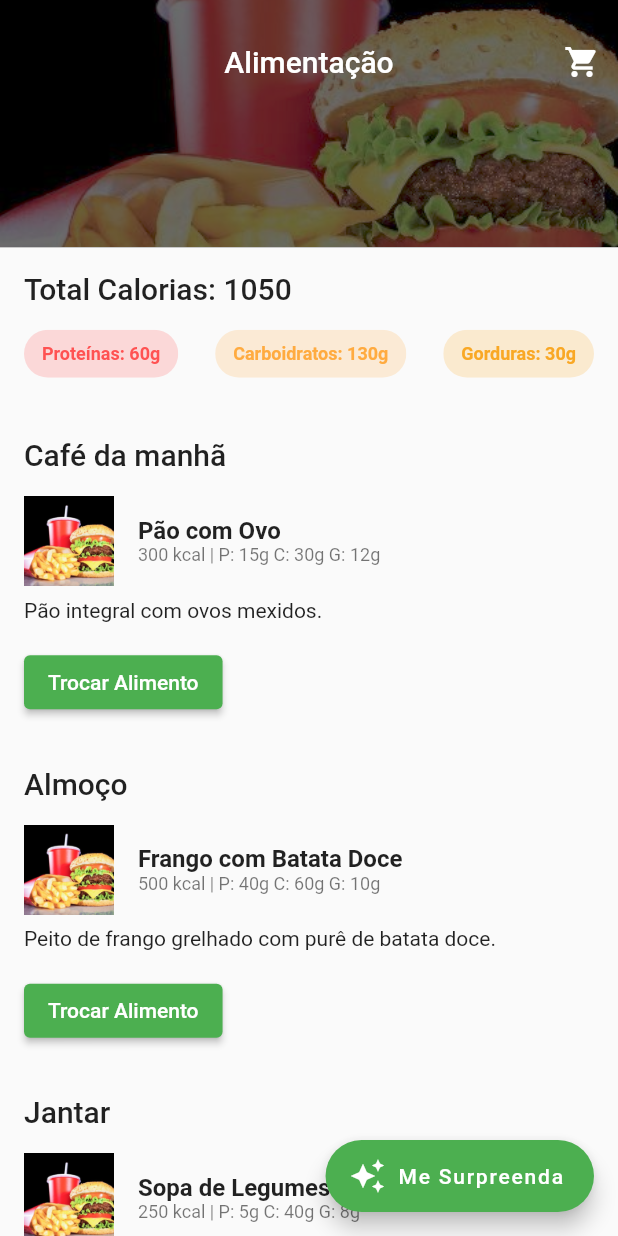
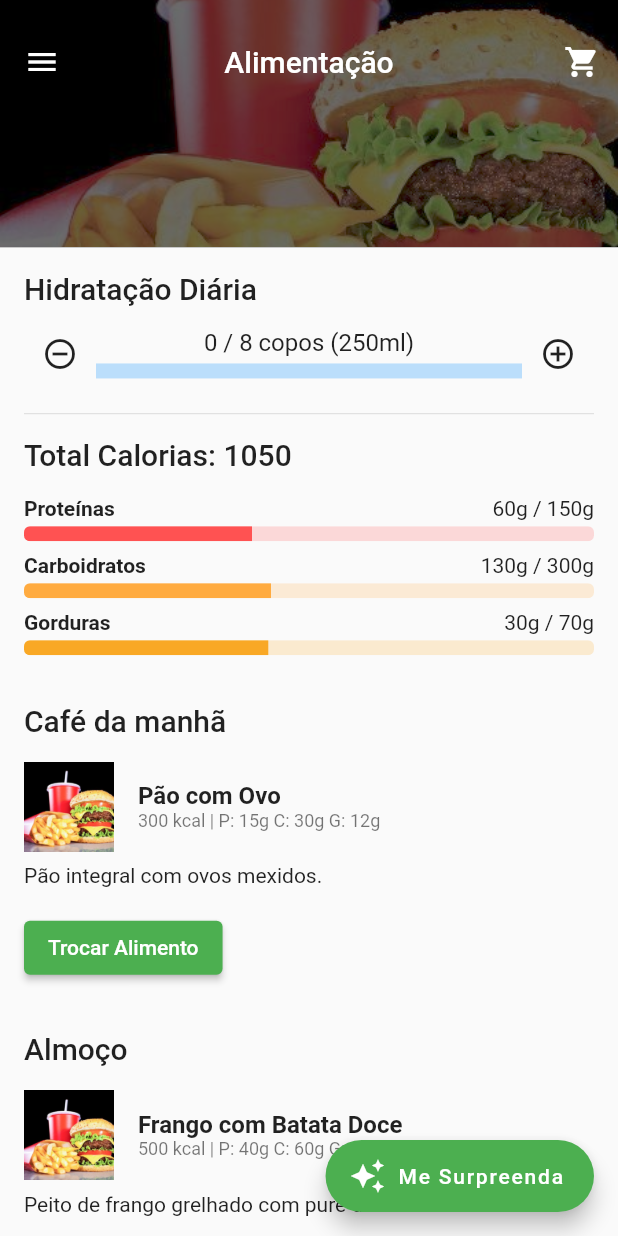
Before and after one commit to juninmd/my-food, a Flutter app: the screen it shows after launch, on a phone screen of 412 x 824 dp. Run offline on Flutter 3.47's test engine with Material 2 defaults, Android fonts, the phone set to English and light mode, and no system bars; our stand-ins replace carousel_slider.

Commit message:
Add BMI calculator, hydration tracker, and enhance UI
- Added `BMICalculatorPage` for calculating BMI.
- Added hydration tracker to `MealPage`.
- Improved macro visualization with progress bars in `MealPage`.
- Added "Copy to Clipboard" feature to `ShoppingListPage`.
- Added navigation drawer to `MealPage`.

```diff
--- a/lib/pages/meal_page.dart
+++ b/lib/pages/meal_page.dart
@@ -5,6 +5,7 @@ import 'package:flutter/material.dart';
 import '../models/meal.dart';
 import '../data/meal_data.dart';
 import 'shopping_list_page.dart';
+import 'bmi_page.dart';
 
 class MealPage extends StatefulWidget {
   const MealPage({Key? key}) : super(key: key);
@@ -17,6 +18,8 @@ class _MealPageState extends State<MealPage> {
   late Meal _breakfast;
   late Meal _lunch;
   late Meal _dinner;
+  int _waterGlasses = 0;
+  final int _targetGlasses = 8;
 
   @override
   void initState() {
@@ -58,6 +61,36 @@ class _MealPageState extends State<MealPage> {
     int totalFat = _breakfast.fat + _lunch.fat + _dinner.fat;
 
     return Scaffold(
+      drawer: Drawer(
+        child: ListView(
+          padding: EdgeInsets.zero,
+          children: [
+            const DrawerHeader(
+              decoration: BoxDecoration(
+                color: Colors.black,
+              ),
+              child: Text(
+                'Menu',
+                style: TextStyle(
+                  color: Colors.white,
+                  fontSize: 24,
+                ),
+              ),
+            ),
+            ListTile(
+              leading: const Icon(Icons.calculate),
+              title: const Text('Calculadora IMC'),
+              onTap: () {
+                Navigator.pop(context);
+                Navigator.push(
+                  context,
+                  MaterialPageRoute(builder: (context) => const BMICalculatorPage()),
+                );
+              },
+            ),
+          ],
+        ),
+      ),
       body: NestedScrollView(
         headerSliverBuilder: (context, innerBoxIsScrolled) {
           return <Widget>[
@@ -106,18 +139,60 @@ class _MealPageState extends State<MealPage> {
                   crossAxisAlignment: CrossAxisAlignment.start,
                   children: [
                     Text(
+                      'Hidratação Diária',
+                      style: Theme.of(context).textTheme.headline6,
+                    ),
+                    const SizedBox(height: 8),
+                    Row(
+                      children: [
+                        IconButton(
+                          icon: const Icon(Icons.remove_circle_outline),
+                          onPressed: () {
+                            if (_waterGlasses > 0) {
+                              setState(() {
+                                _waterGlasses--;
+                              });
+                            }
+                          },
+                        ),
+                        Expanded(
+                          child: Column(
+                            children: [
+                              Text(
+                                '$_waterGlasses / $_targetGlasses copos (250ml)',
+                                style: const TextStyle(fontSize: 16),
+                              ),
+                              const SizedBox(height: 4),
+                              LinearProgressIndicator(
+                                value: _waterGlasses / _targetGlasses,
+                                backgroundColor: Colors.blue[100],
+                                valueColor: const AlwaysStoppedAnimation<Color>(Colors.blue),
+                                minHeight: 10,
+                              ),
+                            ],
+                          ),
+                        ),
+                        IconButton(
+                          icon: const Icon(Icons.add_circle_outline),
+                          onPressed: () {
+                            setState(() {
+                              _waterGlasses++;
+                            });
+                          },
+                        ),
+                      ],
+                    ),
+                    const Divider(height: 32),
+                    Text(
                       'Total Calorias: $totalCalories',
                       style: Theme.of(context).textTheme.headline6,
                     ),
+                    SizedBox(height: 16),
+                    _buildMacroBar('Proteínas', totalProtein, 150, Colors.redAccent),
                     SizedBox(height: 8),
-                    Row(
-                      mainAxisAlignment: MainAxisAlignment.spaceBetween,
-                      children: [
-                        _buildMacroChip('Proteínas', '${totalProtein}g', Colors.redAccent),
-                        _buildMacroChip('Carboidratos', '${totalCarbs}g', Colors.orangeAccent),
-                        _buildMacroChip('Gorduras', '${totalFat}g', Colors.yellow[800]!),
-                      ],
-                    ),
+                    _buildMacroBar('Carboidratos', totalCarbs, 300, Colors.orangeAccent),
+                    SizedBox(height: 8),
+                    _buildMacroBar('Gorduras', totalFat, 70, Colors.yellow[800]!),
                   ],
                 ),
               ),
@@ -151,6 +226,34 @@ class _MealPageState extends State<MealPage> {
         icon: const Icon(Icons.auto_awesome),
         label: const Text('Me Surpreenda'),
       ),
+    );
+  }
+
+  Widget _buildMacroBar(String label, int value, int target, Color color) {
+    double progress = value / target;
+    if (progress > 1.0) progress = 1.0;
+
+    return Column(
+      crossAxisAlignment: CrossAxisAlignment.start,
+      children: [
+        Row(
+          mainAxisAlignment: MainAxisAlignment.spaceBetween,
+          children: [
+            Text(label, style: const TextStyle(fontWeight: FontWeight.bold)),
+            Text('${value}g / ${target}g'),
+          ],
+        ),
+        const SizedBox(height: 4),
+        ClipRRect(
+          borderRadius: BorderRadius.circular(4),
+          child: LinearProgressIndicator(
+            value: progress,
+            backgroundColor: color.withOpacity(0.2),
+            valueColor: AlwaysStoppedAnimation<Color>(color),
+            minHeight: 10,
+          ),
+        ),
+      ],
     );
   }
 
@@ -295,18 +398,4 @@ class _MealPageState extends State<MealPage> {
       ),
     );
   }
-
-  Widget _buildMacroChip(String label, String value, Color color) {
-    return Chip(
-      backgroundColor: color.withOpacity(0.2),
-      label: Text(
-        '$label: $value',
-        style: TextStyle(
-          color: color.withOpacity(1.0), // Slightly darker for text
-          fontWeight: FontWeight.bold,
-          fontSize: 12,
-        ),
-      ),
-    );
-  }
 }
```
Also changed, not shown: lib/pages/bmi_page.dart (added, +128 -0 lines), lib/pages/shopping_list_page.dart (+33 -0 lines).
